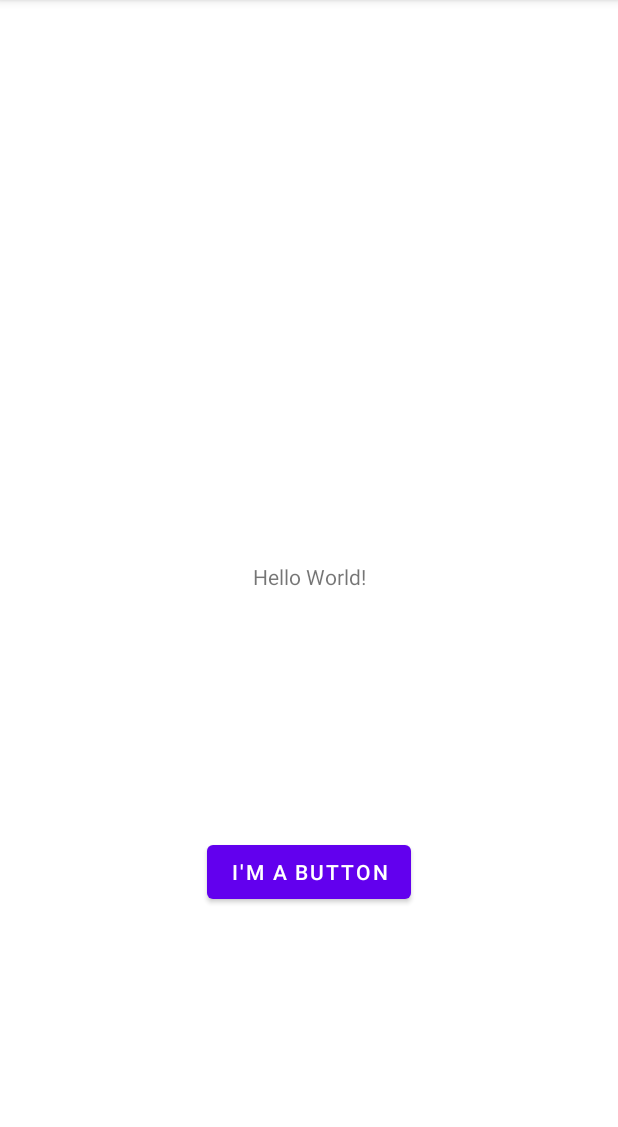
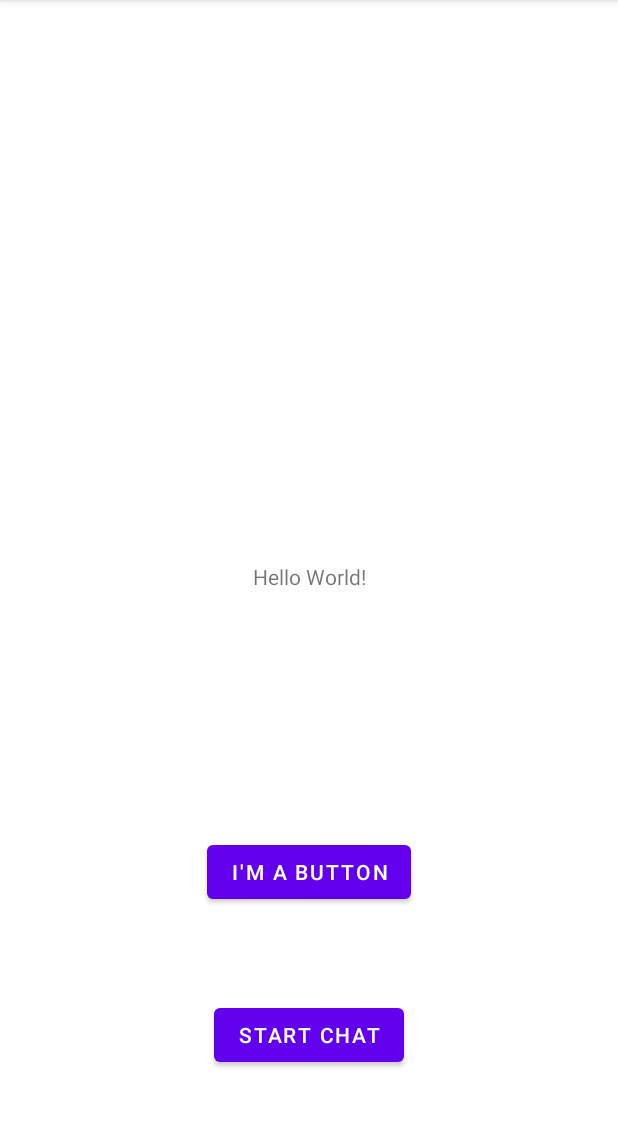
Before and after one commit to Assmannvfbh/android_assignments, an Android app: the MainActivity screen opened directly, with no data from a screen before it, on a phone screen of 412 x 824 dp, the part 84-1211 px from its top. Run offline under Robolectric (Android 15) with nearby library versions, the phone set to English and light mode, and no system bars.

Commit message:
Assignment 2 part3 tasks 1-13

```diff
--- a/app/src/main/java/com/example/androidassignments/MainActivity.java
+++ b/app/src/main/java/com/example/androidassignments/MainActivity.java
@@ -15,6 +15,8 @@ public class MainActivity extends AppCompatActivity {
 
     protected final String ACTIVITY_NAME = "MainActivity";
     protected Button mainButton;
+    protected Button chatButton;
+
 
     @Override
     protected void onCreate(Bundle savedInstanceState) {
@@ -22,6 +24,16 @@ public class MainActivity extends AppCompatActivity {
         setContentView(R.layout.activity_main);
         Log.i(ACTIVITY_NAME, "in onCreate()");
         mainButton = findViewById(R.id.buttonMain);
+
+        chatButton = findViewById(R.id.chatButton);
+        chatButton.setOnClickListener(new View.OnClickListener() {
+            @Override
+            public void onClick(View v) {
+                Log.i(ACTIVITY_NAME, "User clicked Start Chat");
+                Intent intent = new Intent(MainActivity.this, ChatWindowActivity.class);
+                startActivity(intent);
+            }
+        });
     }
 
     @Override
--- a/app/src/main/res/layout/activity_main.xml
+++ b/app/src/main/res/layout/activity_main.xml
@@ -20,12 +20,24 @@
         android:id="@+id/buttonMain"
         android:layout_width="wrap_content"
         android:layout_height="wrap_content"
+        android:onClick="buttonOnClick"
         android:text="@string/ButtonText"
         app:layout_constraintBottom_toBottomOf="parent"
         app:layout_constraintEnd_toEndOf="parent"
         app:layout_constraintHorizontal_bias="0.5"
         app:layout_constraintStart_toStartOf="parent"
-        app:layout_constraintTop_toBottomOf="@+id/textView"
-        android:onClick="buttonOnClick"/>
+        app:layout_constraintTop_toBottomOf="@+id/textView" />
+
+    <Button
+        android:id="@+id/chatButton"
+        android:layout_width="wrap_content"
+        android:layout_height="wrap_content"
+        android:layout_marginTop="6dp"
+        android:text="@string/startChat"
+        app:layout_constraintBottom_toBottomOf="parent"
+        app:layout_constraintEnd_toEndOf="parent"
+        app:layout_constraintHorizontal_bias="0.5"
+        app:layout_constraintStart_toStartOf="parent"
+        app:layout_constraintTop_toBottomOf="@+id/buttonMain" />
 
 </androidx.constraintlayout.widget.ConstraintLayout>
--- a/app/src/main/res/values/strings.xml
+++ b/app/src/main/res/values/strings.xml
@@ -21,6 +21,8 @@
     <string name="dialogNoToast">Nothing happend</string>
     <string name="toastPutExtra">ListItemsActivity shared:</string>
     <string name="myResponse">Here is my response.</string>
+    <string name="startChat">Start Chat</string>
+    <string name="sendButton">Send</string>
 
 
 </resources>
```
Also changed, not shown: app/src/main/AndroidManifest.xml (+6 -8 lines), app/src/main/java/com/example/androidassignments/ChatWindowActivity.java (added, +80 -0 lines), app/src/main/res/layout/activity_chat_window.xml (added, +37 -0 lines), app/src/main/res/layout/chat_row_incoming.xml (added, +21 -0 lines), app/src/main/res/layout/chat_row_outgoing.xml (added, +21 -0 lines), 1 other file.
